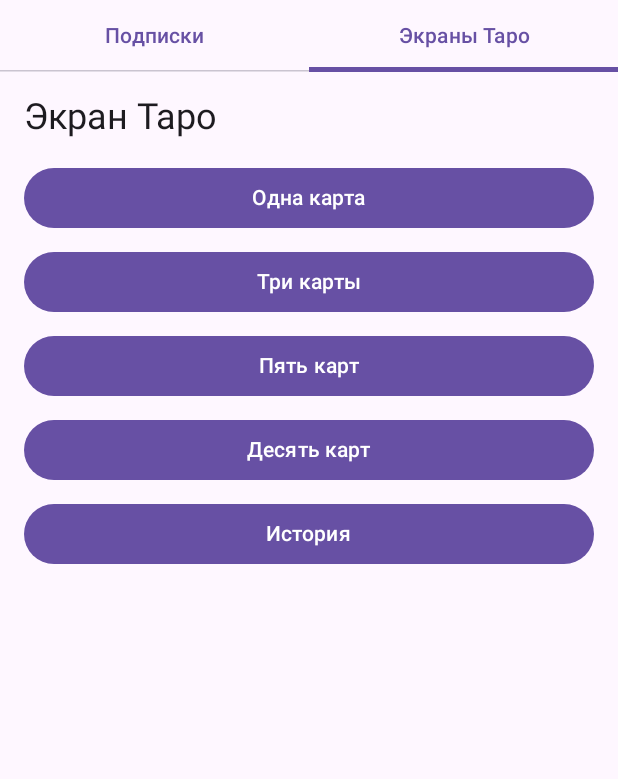
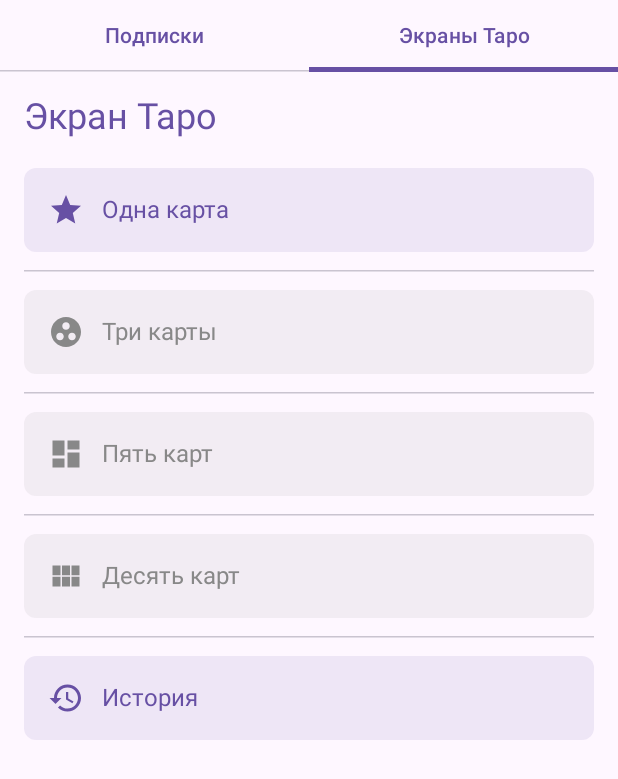
Before and after one commit to NatalyaAtyukova/TarotApp, an Android app built with Jetpack Compose: the screen it shows after launch (MainActivity), tab 2 chosen, on a phone screen of 412 x 824 dp. Shown: the top 779 px of the screen. Run offline under Robolectric (Android 15) with nearby library versions, the phone set to English and light mode, and no system bars.

Commit message:
Added navigation to tarot reading screens (Single, Multi, Premium) with logging - Implemented navigation to "Single Card," "Three Cards," "Five Cards," "Ten Cards," and "History" screens. - Added debug logs for all actions: card clicks, navigation, and warning displays. - Updated `TarotCardOption` component to handle `onClick` events with logging. - Included `Snackbar` messages to indicate required subscriptions. - Improved code readability and added debug checkpoints to verify navigation logic.

```diff
--- a/app/src/main/java/com/example/tarotapp/MainActivity.kt
+++ b/app/src/main/java/com/example/tarotapp/MainActivity.kt
@@ -1,5 +1,7 @@
 package com.example.tarotapp
 
+import android.content.Context
+import android.content.SharedPreferences
 import android.os.Bundle
 import androidx.activity.ComponentActivity
 import androidx.activity.compose.setContent
@@ -7,12 +9,12 @@ import androidx.compose.foundation.layout.padding
 import androidx.compose.material3.*
 import androidx.compose.runtime.*
 import androidx.compose.ui.Modifier
+import androidx.compose.ui.platform.LocalContext
 import androidx.navigation.NavHostController
 import androidx.navigation.compose.NavHost
 import androidx.navigation.compose.composable
 import androidx.navigation.compose.rememberNavController
 import com.example.tarotapp.components.*
-
 
 class MainActivity : ComponentActivity() {
     override fun onCreate(savedInstanceState: Bundle?) {
@@ -25,12 +27,37 @@ class MainActivity : ComponentActivity() {
 
 @Composable
 fun MainApp() {
+    val context = LocalContext.current
+    val sharedPreferences: SharedPreferences =
+        context.getSharedPreferences("subscriptions", Context.MODE_PRIVATE)
+
     val navController = rememberNavController()
+
+    // Переменные состояния подписок
     var selectedTab by remember { mutableStateOf(0) }
-    var hasBasicSubscription by remember { mutableStateOf(false) }
-    var hasPremiumSubscription by remember { mutableStateOf(false) }
-    var basicSubscriptionEndDate by remember { mutableStateOf<String?>(null) }
-    var premiumSubscriptionEndDate by remember { mutableStateOf<String?>(null) }
+    var hasBasicSubscription by remember {
+        mutableStateOf(sharedPreferences.getBoolean("hasBasicSubscription", false))
+    }
+    var hasPremiumSubscription by remember {
+        mutableStateOf(sharedPreferences.getBoolean("hasPremiumSubscription", false))
+    }
+    var basicSubscriptionEndDate by remember {
+        mutableStateOf(sharedPreferences.getString("basicSubscriptionEndDate", null))
+    }
+    var premiumSubscriptionEndDate by remember {
+        mutableStateOf(sharedPreferences.getString("premiumSubscriptionEndDate", null))
+    }
+
+    // Функция сохранения подписок
+    fun saveSubscriptions() {
+        sharedPreferences.edit().apply {
+            putBoolean("hasBasicSubscription", hasBasicSubscription)
+            putBoolean("hasPremiumSubscription", hasPremiumSubscription)
+            putString("basicSubscriptionEndDate", basicSubscriptionEndDate)
+            putString("premiumSubscriptionEndDate", premiumSubscriptionEndDate)
+            apply()
+        }
+    }
 
     Scaffold(
         topBar = {
@@ -63,6 +90,7 @@ fun MainApp() {
                 startDestination = "subscription",
                 modifier = Modifier.padding(paddingValues)
             ) {
+                // Экран подписок
                 composable("subscription") {
                     SubscriptionScreen(
                         hasBasicSubscription = hasBasicSubscription,
@@ -71,19 +99,25 @@ fun MainApp() {
                         premiumSubscriptionEndDate = premiumSubscriptionEndDate,
                         onBasicSubscribe = { isSubscribed ->
                             hasBasicSubscription = isSubscribed
-                            if (isSubscribed) {
-                                basicSubscriptionEndDate = "2024-12-31" // Пример даты
-                            } else {
-                                basicSubscriptionEndDate = null
+                            basicSubscriptionEndDate = if (isSubscribed) "2024-12-31" else null
+
+                            if (hasPremiumSubscription && isSubscribed) {
+                                hasPremiumSubscription = false
+                                premiumSubscriptionEndDate = null
                             }
+
+                            saveSubscriptions()
                         },
                         onPremiumSubscribe = { isSubscribed ->
                             hasPremiumSubscription = isSubscribed
+                            premiumSubscriptionEndDate = if (isSubscribed) "2025-12-31" else null
+
                             if (isSubscribed) {
-                                premiumSubscriptionEndDate = "2025-12-31" // Пример даты
-                            } else {
-                                premiumSubscriptionEndDate = null
+                                hasBasicSubscription = false
+                                basicSubscriptionEndDate = null
                             }
+
+                            saveSubscriptions()
                         },
                         onNavigateToTarotScreens = {
                             selectedTab = 1
@@ -91,6 +125,8 @@ fun MainApp() {
                         }
                     )
                 }
+
+                // Экран Таро
                 composable("tarot") {
                     TarotScreens(
                         navigateToSingleCard = { navController.navigate("single") },
@@ -114,17 +150,31 @@ fun MainApp() {
                         hasPremiumSubscription = hasPremiumSubscription
                     )
                 }
-                composable("single") { SingleCardScreen(isSubscribed = true) }
+
+                // Экран одной карты
+                composable("single") {
+                    SingleCardScreen(isSubscribed = true)
+                }
+
+                // Экран трёх карт
                 composable("three") {
                     MultiCardScreen(numCards = 3, isSubscribed = hasBasicSubscription || hasPremiumSubscription)
                 }
+
+                // Экран пяти карт
                 composable("five") {
                     PremiumTarotScreen(numCards = 5, isSubscribed = hasPremiumSubscription)
                 }
+
+                // Экран десяти карт
                 composable("ten") {
                     PremiumTarotScreen(numCards = 10, isSubscribed = hasPremiumSubscription)
                 }
-                composable("history") { HistoryScreen(isSubscribed = true) }
+
+                // Экран истории
+                composable("history") {
+                    HistoryScreen(isSubscribed = true)
+                }
             }
         }
     )
--- a/app/src/main/java/com/example/tarotapp/SubscriptionScreen.kt
+++ b/app/src/main/java/com/example/tarotapp/SubscriptionScreen.kt
@@ -6,7 +6,6 @@ import androidx.compose.runtime.Composable
 import androidx.compose.ui.Modifier
 import androidx.compose.ui.unit.dp
 import androidx.compose.ui.unit.sp
-
 @Composable
 fun SubscriptionScreen(
     hasBasicSubscription: Boolean,
@@ -27,11 +26,13 @@ fun SubscriptionScreen(
         // Базовая подписка
         Text(
             text = "Базовая подписка: ${
-                if (hasBasicSubscription || hasPremiumSubscription) {
-                    "Активна до ${
-                        basicSubscriptionEndDate ?: premiumSubscriptionEndDate ?: "неизвестно"
-                    }"
-                } else "Не активна"
+                if (hasPremiumSubscription) {
+                    "Не требуется (Премиум активен)"
+                } else if (hasBasicSubscription) {
+                    "Активна до ${basicSubscriptionEndDate ?: "неизвестно"}"
+                } else {
+                    "Не активна"
+                }
             }",
             fontSize = 16.sp,
             modifier = Modifier.padding(bottom = 8.dp)
@@ -39,7 +40,7 @@ fun SubscriptionScreen(
         Button(
             onClick = { onBasicSubscribe(!hasBasicSubscription) },
             modifier = Modifier.fillMaxWidth(),
-            enabled = !hasPremiumSubscription // Отключить кнопку, если премиум активен
+            enabled = !hasPremiumSubscription // Базовую подписку нельзя активировать с активной премиум подпиской
         ) {
             Text(if (hasBasicSubscription) "Отключить базовую подписку" else "Активировать базовую подписку")
         }
@@ -49,7 +50,11 @@ fun SubscriptionScreen(
         // Премиум подписка
         Text(
             text = "Премиум подписка: ${
-                if (hasPremiumSubscription) "Активна до $premiumSubscriptionEndDate" else "Не активна"
+                if (hasPremiumSubscription) {
+                    "Активна до ${premiumSubscriptionEndDate ?: "неизвестно"}"
+                } else {
+                    "Не активна"
+                }
             }",
             fontSize = 16.sp,
             modifier = Modifier.padding(bottom = 8.dp)
@@ -70,5 +75,35 @@ fun SubscriptionScreen(
         ) {
             Text("Перейти к экранам Таро")
         }
+
+        Spacer(modifier = Modifier.height(16.dp))
+
+        // Подсказка для пользователя
+        when {
+            hasPremiumSubscription -> {
+                Text(
+                    text = "Вы можете использовать премиум функции, включая доступ к базовым раскладам (5 и 10 карт).",
+                    fontSize = 14.sp,
+                    color = MaterialTheme.colorScheme.primary,
+                    modifier = Modifier.padding(top = 8.dp)
+                )
+            }
+            hasBasicSubscription -> {
+                Text(
+                    text = "Вы можете использовать базовые расклады (3 карты).",
+                    fontSize = 14.sp,
+                    color = MaterialTheme.colorScheme.primary,
+                    modifier = Modifier.padding(top = 8.dp)
+                )
+            }
+            else -> {
+                Text(
+                    text = "Для доступа к раскладам оформите подписку.",
+                    fontSize = 14.sp,
+                    color = MaterialTheme.colorScheme.error,
+                    modifier = Modifier.padding(top = 8.dp)
+                )
+            }
+        }
     }
 }
--- a/app/src/main/java/com/example/tarotapp/TarotScreens.kt
+++ b/app/src/main/java/com/example/tarotapp/TarotScreens.kt
@@ -1,14 +1,23 @@
 package com.example.tarotapp.components
 
 import androidx.compose.foundation.layout.*
+import androidx.compose.foundation.background
+import androidx.compose.foundation.shape.RoundedCornerShape
+import androidx.compose.material.icons.Icons
+import androidx.compose.material.icons.filled.Dashboard
+import androidx.compose.material.icons.filled.GroupWork
+import androidx.compose.material.icons.filled.History
+import androidx.compose.material.icons.filled.Star
+import androidx.compose.material.icons.filled.ViewModule
 import androidx.compose.material3.*
 import androidx.compose.runtime.Composable
+import androidx.compose.runtime.remember
 import androidx.compose.runtime.rememberCoroutineScope
-import androidx.compose.runtime.remember
+import androidx.compose.ui.Alignment
 import androidx.compose.ui.Modifier
+import androidx.compose.ui.graphics.Color
 import androidx.compose.ui.unit.dp
 import androidx.compose.ui.unit.sp
-import kotlinx.coroutines.CoroutineScope
 import kotlinx.coroutines.launch
 
 @Composable
@@ -24,75 +33,154 @@ fun TarotScreens(
     val snackbarHostState = remember { SnackbarHostState() }
     val coroutineScope = rememberCoroutineScope()
 
-    Column(modifier = Modifier.padding(16.dp)) {
+    Column(
+        modifier = Modifier
+            .padding(16.dp)
+            .fillMaxSize()
+            .background(MaterialTheme.colorScheme.background)
+    ) {
         Text(
             text = "Экран Таро",
             fontSize = 24.sp,
+            color = MaterialTheme.colorScheme.primary,
             modifier = Modifier.padding(bottom = 16.dp)
         )
 
-        Button(onClick = navigateToSingleCard, modifier = Modifier.fillMaxWidth()) {
-            Text("Одна карта")
+        // Одна карта: всегда доступно
+        TarotCardOption(
+            text = "Одна карта",
+            icon = Icons.Default.Star,
+            color = MaterialTheme.colorScheme.primary,
+            onClick = {
+                println("Navigating to SingleCardScreen")
+                navigateToSingleCard()
             }
-        Spacer(modifier = Modifier.height(8.dp))
+        )
 
-        Button(
+        HorizontalDivider(modifier = Modifier.padding(vertical = 8.dp))
+
+        // Три карты: доступно для базовой или премиум подписки
+        TarotCardOption(
+            text = "Три карты",
+            icon = Icons.Default.GroupWork,
+            color = if (hasBasicSubscription || hasPremiumSubscription) MaterialTheme.colorScheme.primary else Color.Gray,
             onClick = {
                 if (hasBasicSubscription || hasPremiumSubscription) {
+                    println("Navigating to MultiCardScreen (3 cards)")
                     navigateToThreeCards()
                 } else {
-                    showSubscriptionWarning(coroutineScope, snackbarHostState, "Базовая подписка")
+                    coroutineScope.launch {
+                        println("Snackbar: Basic subscription required")
+                        showSubscriptionWarning(snackbarHostState, "Базовая подписка")
                     }
-            },
-            modifier = Modifier.fillMaxWidth()
-        ) {
-            Text("Три карты")
                 }
-        Spacer(modifier = Modifier.height(8.dp))
+            }
+        )
 
-        Button(
+        HorizontalDivider(modifier = Modifier.padding(vertical = 8.dp))
+
+        // Пять карт: доступно только для премиум подписки
+        TarotCardOption(
+            text = "Пять карт",
+            icon = Icons.Default.Dashboard,
+            color = if (hasPremiumSubscription) MaterialTheme.colorScheme.primary else Color.Gray,
             onClick = {
                 if (hasPremiumSubscription) {
+                    println("Navigating to PremiumTarotScreen (5 cards)")
                     navigateToFiveCards()
                 } else {
-                    showSubscriptionWarning(coroutineScope, snackbarHostState, "Премиум подписка")
+                    coroutineScope.launch {
+                        println("Snackbar: Premium subscription required")
+                        showSubscriptionWarning(snackbarHostState, "Премиум подписка")
                     }
-            },
-            modifier = Modifier.fillMaxWidth()
-        ) {
-            Text("Пять карт")
                 }
-        Spacer(modifier = Modifier.height(8.dp))
+            }
+        )
 
-        Button(
+        HorizontalDivider(modifier = Modifier.padding(vertical = 8.dp))
+
+        // Десять карт: доступно только для премиум подписки
+        TarotCardOption(
+            text = "Десять карт",
+            icon = Icons.Default.ViewModule,
+            color = if (hasPremiumSubscription) MaterialTheme.colorScheme.primary else Color.Gray,
             onClick = {
                 if (hasPremiumSubscription) {
+                    println("Navigating to PremiumTarotScreen (10 cards)")
                     navigateToTenCards()
                 } else {
-                    showSubscriptionWarning(coroutineScope, snackbarHostState, "Премиум подписка")
+                    coroutineScope.launch {
+                        println("Snackbar: Premium subscription required")
+                        showSubscriptionWarning(snackbarHostState, "Премиум подписка")
                     }
-            },
-            modifier = Modifier.fillMaxWidth()
-        ) {
-            Text("Десять карт")
                 }
-        Spacer(modifier = Modifier.height(8.dp))
+            }
+        )
 
-        Button(onClick = navigateToHistory, modifier = Modifier.fillMaxWidth()) {
-            Text("История")
+        HorizontalDivider(modifier = Modifier.padding(vertical = 8.dp))
+
+        // История: всегда доступна
+        TarotCardOption(
+            text = "История",
+            icon = Icons.Default.History,
+            color = MaterialTheme.colorScheme.primary,
+            onClick = {
+                println("Navigating to HistoryScreen")
+                navigateToHistory()
             }
+        )
 
-        // SnackbarHost для отображения предупреждений
-        SnackbarHost(hostState = snackbarHostState)
+        Spacer(modifier = Modifier.weight(1f))
+
+        // Snackbar для отображения предупреждений
+        SnackbarHost(hostState = snackbarHostState, modifier = Modifier.align(Alignment.CenterHorizontally))
     }
 }
 
-fun showSubscriptionWarning(
-    coroutineScope: CoroutineScope,
+@Composable
+fun TarotCardOption(
+    text: String,
+    icon: androidx.compose.ui.graphics.vector.ImageVector,
+    color: Color,
+    onClick: () -> Unit
+) {
+    Card(
+        shape = RoundedCornerShape(8.dp),
+        modifier = Modifier
+            .fillMaxWidth()
+            .padding(vertical = 4.dp),
+        colors = CardDefaults.cardColors(containerColor = color.copy(alpha = 0.1f)),
+        onClick = {
+            println("Card clicked: $text")
+            onClick()
+        }
+    ) {
+        Row(
+            verticalAlignment = Alignment.CenterVertically,
+            modifier = Modifier
+                .padding(16.dp)
+                .fillMaxWidth()
+        ) {
+            Icon(
+                imageVector = icon,
+                contentDescription = text,
+                tint = color,
+                modifier = Modifier.size(24.dp)
+            )
+            Spacer(modifier = Modifier.width(12.dp))
+            Text(
+                text = text,
+                color = color,
+                fontSize = 16.sp
+            )
+        }
+    }
+}
+
+suspend fun showSubscriptionWarning(
     snackbarHostState: SnackbarHostState,
     subscriptionType: String
 ) {
-    coroutineScope.launch {
+    println("Showing subscription warning: $subscriptionType")
     snackbarHostState.showSnackbar("Для этого действия требуется $subscriptionType.")
 }
-}
```
Also changed, not shown: app/build.gradle.kts (+7 -0 lines), 12 other files. Lines whose indentation alone changed are shown as unchanged.
